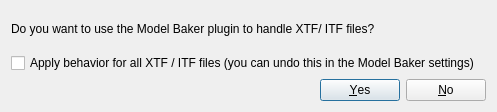
Qt form QgisModelBaker/ui/drop_message.ui (opengisch/QgisModelBaker) before a commit.
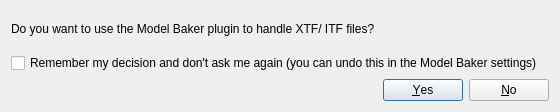
The same form after that commit.

Commit message: Reword message in dialog

```diff
--- a/QgisModelBaker/ui/drop_message.ui
+++ b/QgisModelBaker/ui/drop_message.ui
@@ -37,7 +37,7 @@
    <item row="1" column="0">
     <widget class="QCheckBox" name="chk_dontask">
      <property name="text">
-      <string>Apply behavior for all XTF / ITF files (you can undo this in the Model Baker settings)</string>
+      <string>Remember my decision and don't ask me again (you can undo this in the Model Baker settings)</string>
      </property>
     </widget>
    </item>
```
